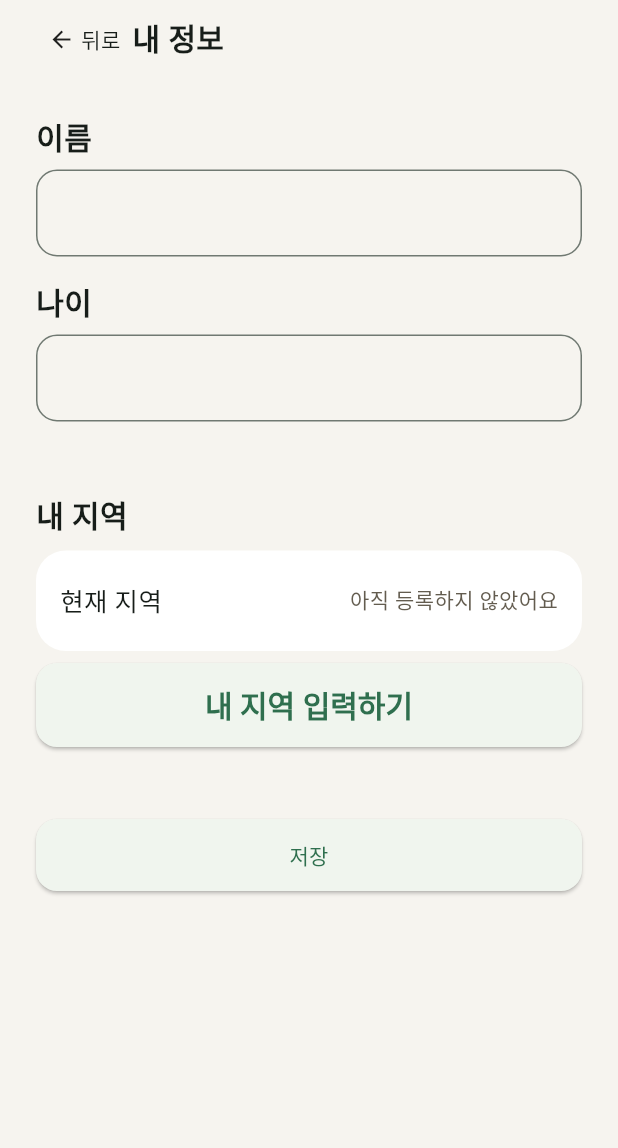
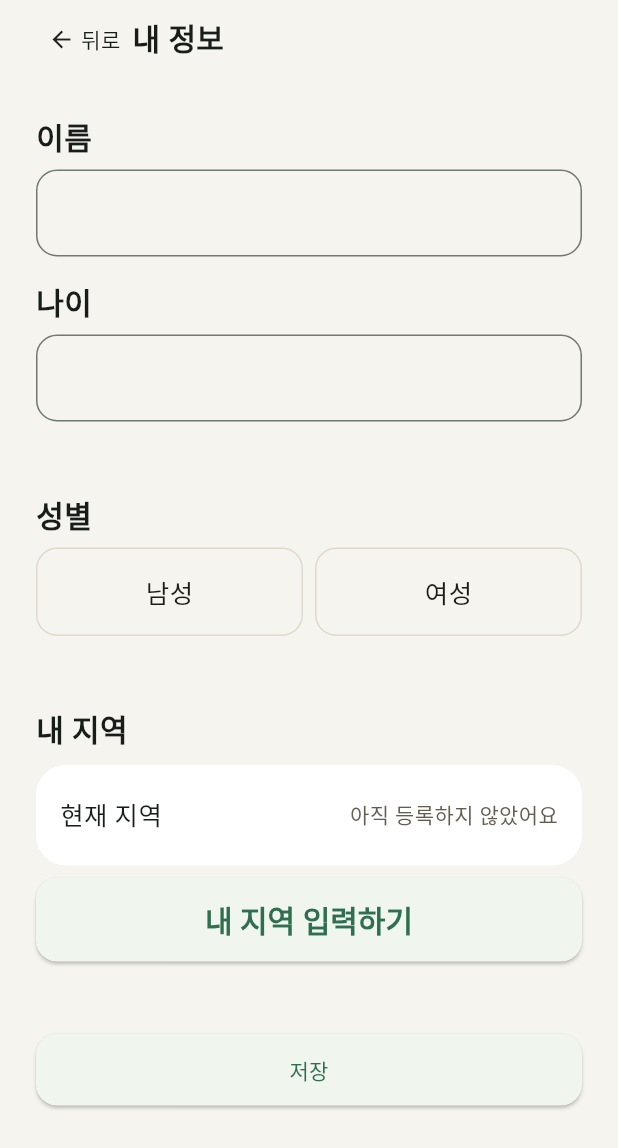
Before and after one commit to chanbear/ondam_app, a Flutter app: the ProfilePage screen opened directly, on a phone screen of 412 x 824 dp. Shown: the top 1148 px of the screen. Run offline on Flutter 3.47's test engine with Material 3 defaults, Android fonts, the phone set to English and light mode, and no system bars; our stand-ins replace camera, firebase_core, firebase_messaging, fl_chart, flutter_dotenv, flutter_local_notifications and 11 more; missing offline and left inert: flutter_sms_inbox, mobile_scanner; accounts and stored records are empty; network calls fail.

Commit message:
feat(profile): wire up gender save and add gender selector UI

```diff
--- a/apps/senior/lib/features/profile/presentation/pages/profile_page.dart
+++ b/apps/senior/lib/features/profile/presentation/pages/profile_page.dart
@@ -3,6 +3,8 @@ import 'package:flutter_riverpod/flutter_riverpod.dart';
 import 'package:ondam_core/ondam_core.dart';
 import 'package:ondam_design_system/ondam_design_system.dart';
 
+import '../../../../core/demographics/domain/entities/demographics.dart';
+import '../../../../core/demographics/presentation/providers/demographics_provider.dart';
 import '../../../../core/location/presentation/providers/region_provider.dart';
 import '../../../../l10n/generated/app_localizations.dart';
 import '../../domain/entities/profile.dart';
@@ -10,7 +12,11 @@ import '../providers/profile_provider.dart';
 import 'region_input_page.dart';
 
 /// 내 정보 — 이름/나이(`profileProvider`)와 지역(`core/location`의 공유
-/// `regionProvider`)을 함께 보여주고 저장한다(요구사항 31/32).
+/// `regionProvider`)을 함께 보여주고 저장한다(요구사항 31/32). 성별은
+/// ONDAM 2.0 "정보" 탭의 맞춤 혜택 정보 검색 조건으로 쓰이며,
+/// `core/demographics`의 공유 `demographicsProvider`를 통해 나이와 함께
+/// 저장된다 — l10n 키가 없는 신규 문구라 이 화면 전용 한글 문자열로
+/// 둔다(기존 문구는 계속 l10n을 사용).
 class ProfilePage extends ConsumerStatefulWidget {
   const ProfilePage({super.key});
 
@@ -21,6 +27,7 @@ class ProfilePage extends ConsumerStatefulWidget {
 class _ProfilePageState extends ConsumerState<ProfilePage> {
   final _nameController = TextEditingController();
   final _ageController = TextEditingController();
+  Gender? _gender;
 
   bool _saving = false;
   String? _saveError;
@@ -38,12 +45,38 @@ class _ProfilePageState extends ConsumerState<ProfilePage> {
       _saveError = null;
     });
 
-    final result = await ref
+    final profileResult = await ref
         .read(profileProvider.notifier)
         .save(name: _nameController.text, age: _ageController.text);
     if (!mounted) return;
 
-    switch (result) {
+    if (profileResult case Err(:final failure)) {
+      setState(() {
+        _saving = false;
+        _saveError = failure.message;
+      });
+      return;
+    }
+
+    // 성별을 아직 선택하지 않았으면 성별 저장은 시도하지 않는다 — 이름/
+    // 나이만 입력한 기존 사용자 흐름을 그대로 유지한다.
+    final gender = _gender;
+    if (gender == null) {
+      setState(() => _saving = false);
+      if (!mounted) return;
+      ScaffoldMessenger.of(context).showSnackBar(
+        SnackBar(content: Text(AppLocalizations.of(context)!.profileSaved)),
+      );
+      return;
+    }
+
+    final age = int.tryParse(_ageController.text.trim());
+    final demographicsResult = await ref
+        .read(demographicsProvider.notifier)
+        .save(Demographics(age: age, gender: gender));
+    if (!mounted) return;
+
+    switch (demographicsResult) {
       case Ok():
         setState(() => _saving = false);
         ScaffoldMessenger.of(context).showSnackBar(
@@ -78,6 +111,17 @@ class _ProfilePageState extends ConsumerState<ProfilePage> {
         _ageController.text = profile.age.toString();
       }
     });
+    ref.listen<AsyncValue<Demographics?>>(demographicsProvider, (
+      previous,
+      next,
+    ) {
+      final gender = next.value?.gender;
+      // 사용자가 아직 아무것도 고르지 않았을 때만 서버 값으로 채운다 —
+      // 이미 고른 선택을 조회 결과로 덮어쓰지 않는다.
+      if (gender != null && _gender == null) {
+        setState(() => _gender = gender);
+      }
+    });
 
     return AppScaffold(
       title: l10n.profileTitle,
@@ -101,15 +145,35 @@ class _ProfilePageState extends ConsumerState<ProfilePage> {
             ),
           ],
           const SizedBox(height: AppSpacing.xxl),
+          Text('성별', style: AppTextStyles.titleMedium),
+          const SizedBox(height: AppSpacing.sm),
+          Row(
+            children: [
+              Expanded(
+                child: _GenderOption(
+                  label: '남성',
+                  selected: _gender == Gender.male,
+                  onTap: () => setState(() => _gender = Gender.male),
+                ),
+              ),
+              const SizedBox(width: AppSpacing.sm),
+              Expanded(
+                child: _GenderOption(
+                  label: '여성',
+                  selected: _gender == Gender.female,
+                  onTap: () => setState(() => _gender = Gender.female),
+                ),
+              ),
+            ],
+          ),
+          const SizedBox(height: AppSpacing.xxl),
           Text(l10n.myRegionTitle, style: AppTextStyles.titleMedium),
           const SizedBox(height: AppSpacing.sm),
           AppCard(
             child: regionAsync.when(
               loading: () => const AppLoading(),
-              error: (_, _) => Text(
-                l10n.regionLoadError,
-                style: AppTextStyles.bodyMedium,
-              ),
+              error: (_, _) =>
+                  Text(l10n.regionLoadError, style: AppTextStyles.bodyMedium),
               data: (region) => AppInfoRow(
                 label: l10n.currentRegionLabel,
                 value: region?.displayName ?? l10n.regionNotSetValue,
@@ -140,3 +204,49 @@ class _ProfilePageState extends ConsumerState<ProfilePage> {
     );
   }
 }
+
+/// 성별 2지선다 — 디자인 시스템에 segmented control이 없어 이 화면
+/// 전용으로 작은 토글 위젯을 둔다(`region_input_page.dart`의
+/// `_SidoPickerSheet`와 동일하게, 재사용이 실제로 필요해지기 전까지는
+/// feature-local로 둔다).
+class _GenderOption extends StatelessWidget {
+  const _GenderOption({
+    required this.label,
+    required this.selected,
+    required this.onTap,
+  });
+
+  final String label;
+  final bool selected;
+  final VoidCallback onTap;
+
+  @override
+  Widget build(BuildContext context) {
+    return Material(
+      color: Colors.transparent,
+      borderRadius: BorderRadius.circular(AppRadius.md),
+      child: InkWell(
+        onTap: onTap,
+        borderRadius: BorderRadius.circular(AppRadius.md),
+        child: Container(
+          padding: const EdgeInsets.symmetric(vertical: AppSpacing.md),
+          alignment: Alignment.center,
+          decoration: BoxDecoration(
+            borderRadius: BorderRadius.circular(AppRadius.md),
+            border: Border.all(
+              color: selected ? AppColors.primary : AppColors.border,
+              width: selected ? 2 : 1,
+            ),
+          ),
+          child: Text(
+            label,
+            style: AppTextStyles.bodyLarge.copyWith(
+              color: selected ? AppColors.primary : AppColors.textPrimary,
+              fontWeight: selected ? FontWeight.bold : FontWeight.normal,
+            ),
+          ),
+        ),
+      ),
+    );
+  }
+}
```
Also changed, not shown: 1 other file.
